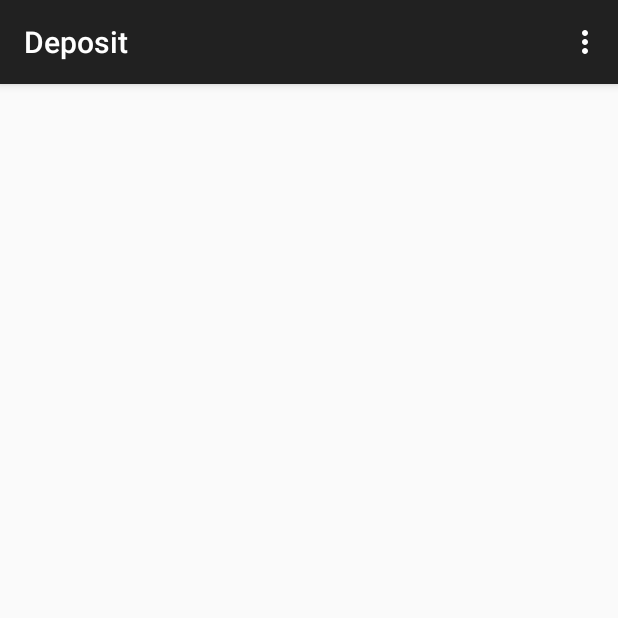
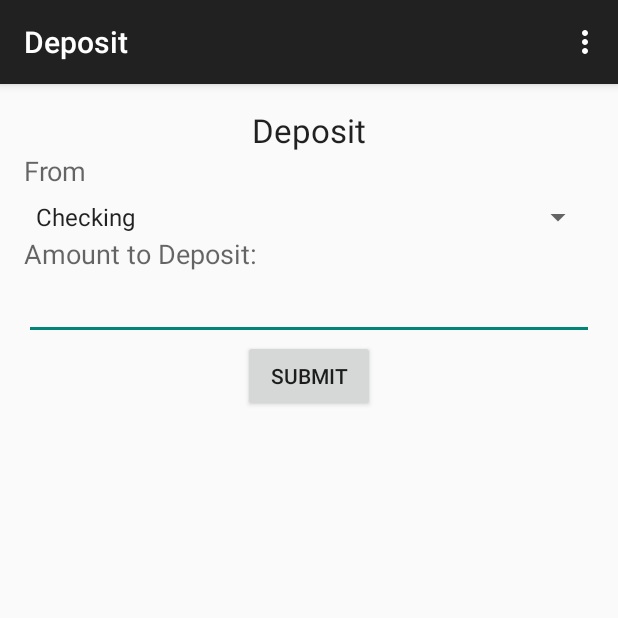
Before and after one commit to nathanamorin/TecsupMobileBankingProject, an Android app: the Deposit screen opened directly, with no data from a screen before it, on a phone screen of 412 x 824 dp, the top half of it. Run offline under Robolectric (Android 15) with nearby library versions, the phone set to English and light mode, and no system bars.

Commit message:
Added in Deposite and withdrawal code

```diff
--- a/Android/TecsupMobileBankingProject/app/src/main/java/edu/purdue/tech/tecsupmobilebankingproject/Deposit.java
+++ b/Android/TecsupMobileBankingProject/app/src/main/java/edu/purdue/tech/tecsupmobilebankingproject/Deposit.java
@@ -4,6 +4,15 @@ import android.support.v7.app.ActionBarActivity;
 import android.os.Bundle;
 import android.view.Menu;
 import android.view.MenuItem;
+import android.view.View;
+import android.widget.ArrayAdapter;
+import android.widget.Button;
+import android.widget.EditText;
+import android.widget.Spinner;
+import android.widget.Toast;
+
+import java.util.ArrayList;
+import java.util.List;
 
 
 public class Deposit extends ActionBarActivity {
@@ -19,6 +28,52 @@ public class Deposit extends ActionBarActivity {
     public boolean onCreateOptionsMenu(Menu menu) {
         // Inflate the menu; this adds items to the action bar if it is present.
         getMenuInflater().inflate(R.menu.menu_deposit, menu);
+
+
+
+        final Button btn;
+        final EditText eText;
+        btn = (Button) findViewById(R.id.btnDepositSubmit);
+        eText = (EditText) findViewById(R.id.deposit_amount);
+
+
+        List<String> spinnerArray =  new ArrayList<String>();
+        spinnerArray.add("Checking");
+        spinnerArray.add("Savings");
+
+        ArrayAdapter<String> adapter = new ArrayAdapter<String>(this, android.R.layout.simple_spinner_item, spinnerArray);
+
+        adapter.setDropDownViewResource(android.R.layout.simple_spinner_dropdown_item);
+        final Spinner sItems = (Spinner) findViewById(R.id.spin_account);
+        sItems.setAdapter(adapter);
+
+
+
+        btn.setOnClickListener(new View.OnClickListener() {
+            public void onClick(View v) {
+                String str = eText.getText().toString();
+                Toast msg = Toast.makeText(getBaseContext(),str,Toast.LENGTH_LONG);
+                msg.show();
+                //msg.show();
+
+                String selected = sItems.getSelectedItem().toString();
+                if (selected.equals("Checking")) {
+                    String account_str = "Checking";
+                    Toast account_msg = Toast.makeText(getBaseContext(),account_str,Toast.LENGTH_LONG);
+                    account_msg.show();
+                }
+                if (selected.equals("Savings")) {
+                    String account_str = "Savings";
+                    Toast account_msg = Toast.makeText(getBaseContext(),account_str,Toast.LENGTH_LONG);
+                    account_msg.show();
+                }
+
+            }
+        });
+
+
+
+
         return true;
     }
 
--- a/Android/TecsupMobileBankingProject/app/src/main/res/layout/activity_deposit.xml
+++ b/Android/TecsupMobileBankingProject/app/src/main/res/layout/activity_deposit.xml
@@ -1,19 +1,58 @@
 <LinearLayout xmlns:android="http://schemas.android.com/apk/res/android"
-    xmlns:tools="http://schemas.android.com/tools" android:layout_width="match_parent"
+    xmlns:tools="http://schemas.android.com/tools"
+    android:layout_width="match_parent"
     android:layout_height="match_parent"
+    android:paddingLeft="@dimen/activity_horizontal_margin"
+    android:paddingRight="@dimen/activity_horizontal_margin"
+    android:paddingTop="@dimen/activity_vertical_margin"
+    android:paddingBottom="@dimen/activity_vertical_margin"
     tools:context="edu.purdue.tech.tecsupmobilebankingproject.Deposit"
-    android:id="@+id/deposit"
-    android:weightSum="1"
-    android:orientation="horizontal">
+    android:gravity="center_horizontal"
+    android:id="@+id/withdrawal"
+    android:orientation="vertical">
 
-    <ImageView
+    <TextView
         android:layout_width="wrap_content"
-        android:layout_height="155dp"
-        android:id="@+id/imageView"
-        android:layout_weight="1" />
+        android:layout_height="wrap_content"
+        android:textAppearance="?android:attr/textAppearanceLarge"
+        android:text="Deposit"
+        android:id="@+id/textView4"
+        android:layout_weight="0" />
 
-    <ImageView
-        android:layout_width="383dp"
-        android:layout_height="147dp"
-        android:id="@+id/imageView2" />
+    <TextView
+        android:layout_width="match_parent"
+        android:layout_height="31dp"
+        android:textAppearance="?android:attr/textAppearanceMedium"
+        android:text="From"
+        android:id="@+id/textView5"
+        android:layout_weight="0" />
+
+    <Spinner
+        android:layout_width="match_parent"
+        android:layout_height="wrap_content"
+        android:id="@+id/spin_account"
+        android:layout_weight="0" />
+
+    <TextView
+        android:layout_width="match_parent"
+        android:layout_height="wrap_content"
+        android:textAppearance="?android:attr/textAppearanceMedium"
+        android:text="Amount to Deposit:"
+        android:id="@+id/textView6" />
+
+    <EditText
+        android:layout_width="match_parent"
+        android:layout_height="wrap_content"
+        android:inputType="numberDecimal"
+        android:ems="10"
+        android:id="@+id/deposit_amount"
+        android:layout_weight="0" />
+
+    <Button
+        android:layout_width="wrap_content"
+        android:layout_height="wrap_content"
+        android:text="Submit"
+        android:id="@+id/btnDepositSubmit"
+        android:layout_weight="0" />
+
 </LinearLayout>
--- a/Android/TecsupMobileBankingProject/app/src/main/res/layout/activity_withdrawal.xml
+++ b/Android/TecsupMobileBankingProject/app/src/main/res/layout/activity_withdrawal.xml
@@ -30,7 +30,7 @@
     <Spinner
         android:layout_width="match_parent"
         android:layout_height="wrap_content"
-        android:id="@+id/spinner"
+        android:id="@+id/spin_account"
         android:layout_weight="0" />
 
     <TextView
@@ -45,14 +45,14 @@
         android:layout_height="wrap_content"
         android:inputType="numberDecimal"
         android:ems="10"
-        android:id="@+id/editText3"
+        android:id="@+id/withdrawal_amount"
         android:layout_weight="0" />
 
     <Button
         android:layout_width="wrap_content"
         android:layout_height="wrap_content"
         android:text="Submit"
-        android:id="@+id/button2"
+        android:id="@+id/btnWithdrawalSubmit"
         android:layout_weight="0" />
 
 </LinearLayout>
```
Also changed, not shown: Android/TecsupMobileBankingProject/app/src/main/java/edu/purdue/tech/tecsupmobilebankingproject/Withdrawal.java (+50 -0 lines).
